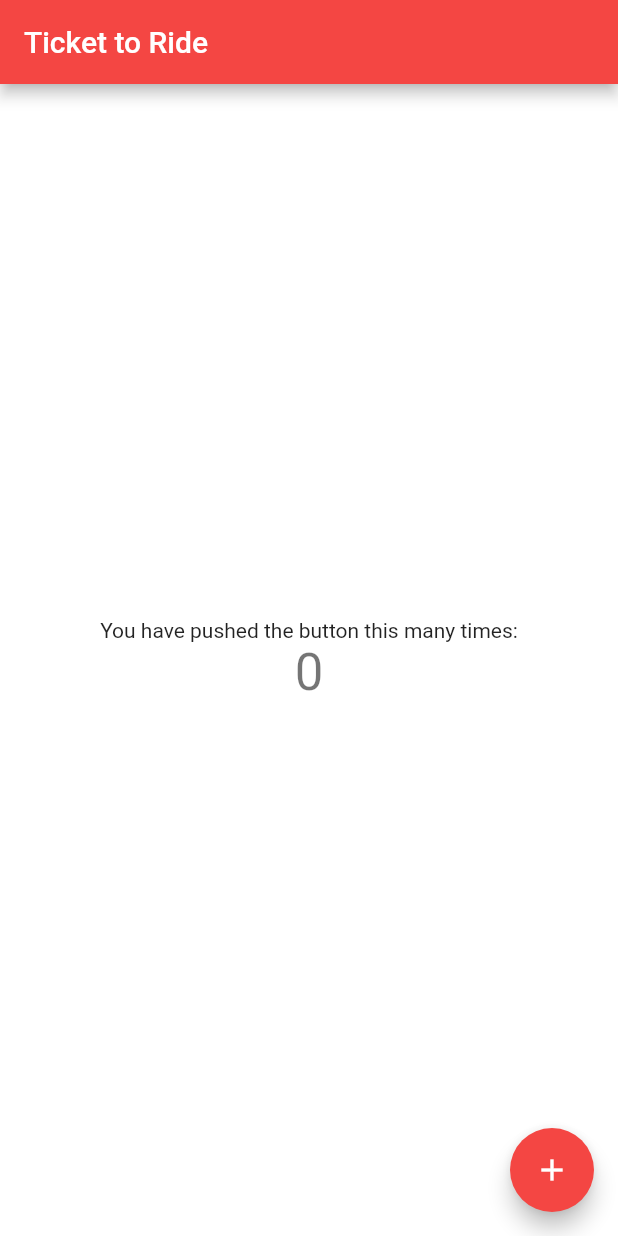
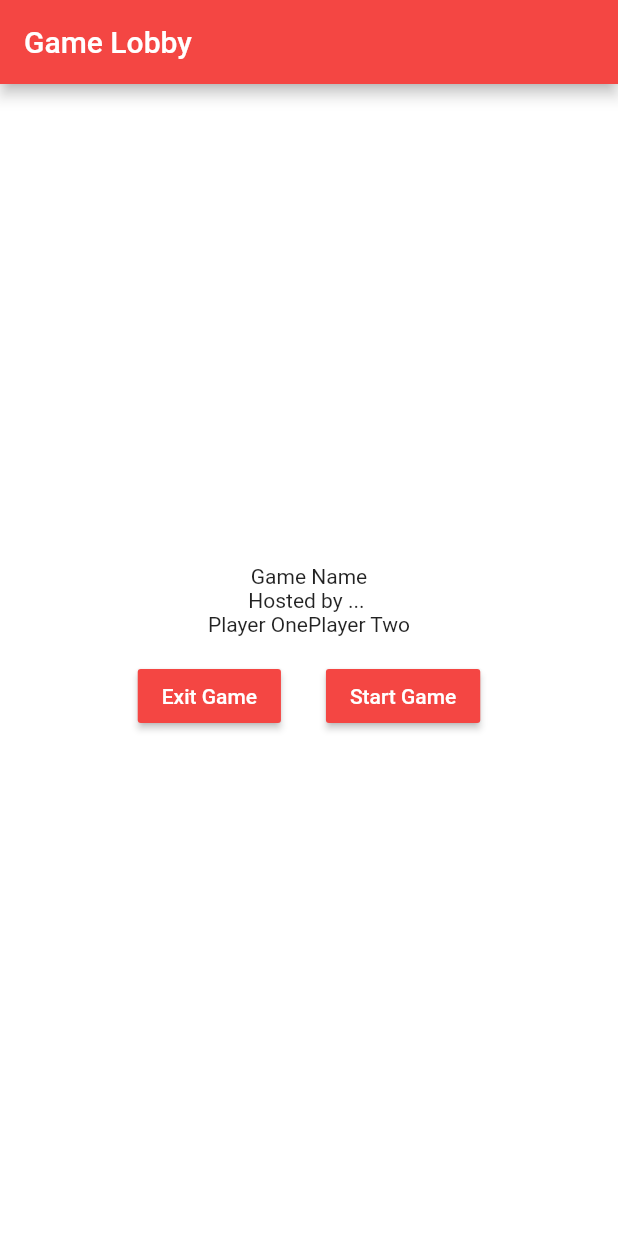
Before and after one commit to partnercloudsupport/ticket-to-ride, a Flutter app: the screen it shows after launch, on a phone screen of 412 x 824 dp. Run offline on Flutter 3.47's test engine with Material 2 defaults, Android fonts, the phone set to English and light mode, and no system bars.

Commit message:
WIP account login and lobby view initial view

```diff
--- /dev/null
+++ b/lib/lobby_view_page.dart
@@ -0,0 +1,71 @@
+import 'package:flutter/material.dart';
+
+class LobbyViewPage extends StatefulWidget {
+  LobbyViewPage({Key key, this.title}) : super(key: key);
+
+  final String title;
+
+  @override
+  _LobbyViewPageState createState() => new _LobbyViewPageState();
+}
+
+class _LobbyViewPageState extends State<LobbyViewPage> {
+
+  _exitGame() async {
+    Navigator.of(context).pushNamed('/game_list');
+  }
+
+  @override
+  Widget build(BuildContext context) {
+    return new Scaffold(
+      appBar: new AppBar(
+        title: new Text(widget.title),
+      ),
+      body: new Center(
+        child: new Column(
+          mainAxisAlignment: MainAxisAlignment.center,
+          children: <Widget>[
+            Text('Game Name'),
+            Text('Hosted by ... '),
+            Row(
+              mainAxisAlignment: MainAxisAlignment.center,
+              children: <Widget>[
+                Text('Player One'),
+                Text('Player Two'),
+              ]
+            ),
+            Row(
+              mainAxisAlignment: MainAxisAlignment.center,
+              children: <Widget>[
+                Padding(
+                  padding: const EdgeInsets.symmetric(vertical: 16.0, horizontal: 15.0),
+                  child: RaisedButton(
+                    onPressed: () {_exitGame();},
+                    child: Text(
+                      'Exit Game',
+                      style: TextStyle(
+                        color: Colors.white,
+                      ),
+                    ),
+                  ),
+                ),
+                Padding(
+                  padding: const EdgeInsets.symmetric(vertical: 16.0, horizontal: 15.0),
+                  child: RaisedButton(
+                    onPressed: () {_exitGame();},
+                    child: Text(
+                      'Start Game',
+                      style: TextStyle(
+                        color: Colors.white,
+                      ),
+                    ),
+                  ),
+                ),
+              ]
+            )
+          ],
+        ),
+      ),
+    );
+  }
+}
--- a/lib/main.dart
+++ b/lib/main.dart
@@ -1,6 +1,8 @@
 import 'package:flutter/material.dart';
 import 'theme/theme.dart';
 import 'account_login_page.dart';
+import 'game_list_page.dart';
+import 'lobby_view_page.dart';
 import 'global_context_widget.dart';
 
 
@@ -17,9 +19,11 @@
       child: new MaterialApp(
         title: 'Ticket to Ride',
         theme: ticketToRideTheme,
-        home: new AccountLoginPage(title: 'Ticket to Ride'),
+        home: new LobbyViewPage(title: 'Game Lobby'), //new AccountLoginPage(title: 'Ticket to Ride'),
         routes: <String, WidgetBuilder>{
-         // '/login_page': (BuildContext context) => new ProjectViewPage(title: 'No Project Selected'),
+         '/login_page': (BuildContext context) => new AccountLoginPage(title: 'Login'),
+         '/game_list': (BuildContext context) => new GameListPage(title: 'Current Games'),
+         '/lobby_view': (BuildContext context) => new LobbyViewPage(title: 'Game Lobby'),
         },
       )
     );
```
Also changed, not shown: lib/account_login_page.dart (+94 -62 lines), images/Screen Shot 2018-10-01 at 10.47.12 PM.png (added), images/Screen Shot 2018-10-01 at 10.47.20 PM.png (added), images/Screen Shot 2018-10-01 at 10.47.29 PM.png (added), images/Screen Shot 2018-10-01 at 10.47.39 PM.png (added), images/Screen Shot 2018-10-01 at 10.47.46 PM.png (added), images/Screen Shot 2018-10-01 at 10.47.52 PM.png (added), images/Screen Shot 2018-10-01 at 10.47.59 PM.png (added), images/Screen Shot 2018-10-01 at 10.48.05 PM.png (added), images/Screen Shot 2018-10-01 at 10.48.32 PM.png (added), 1 other file.
